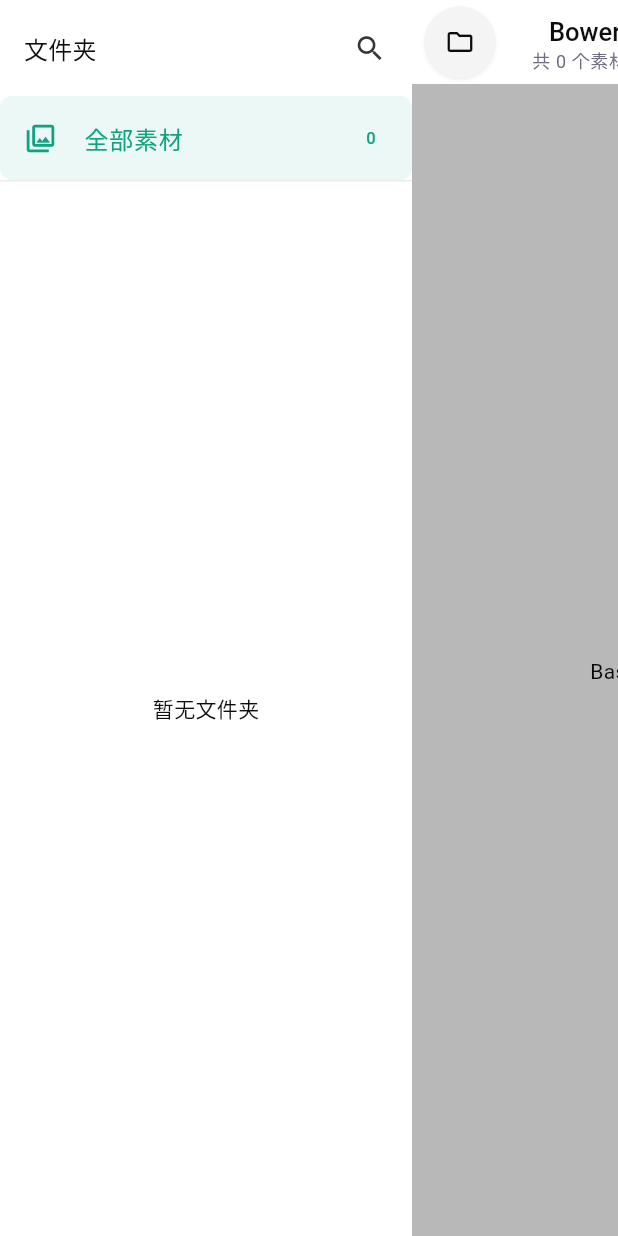
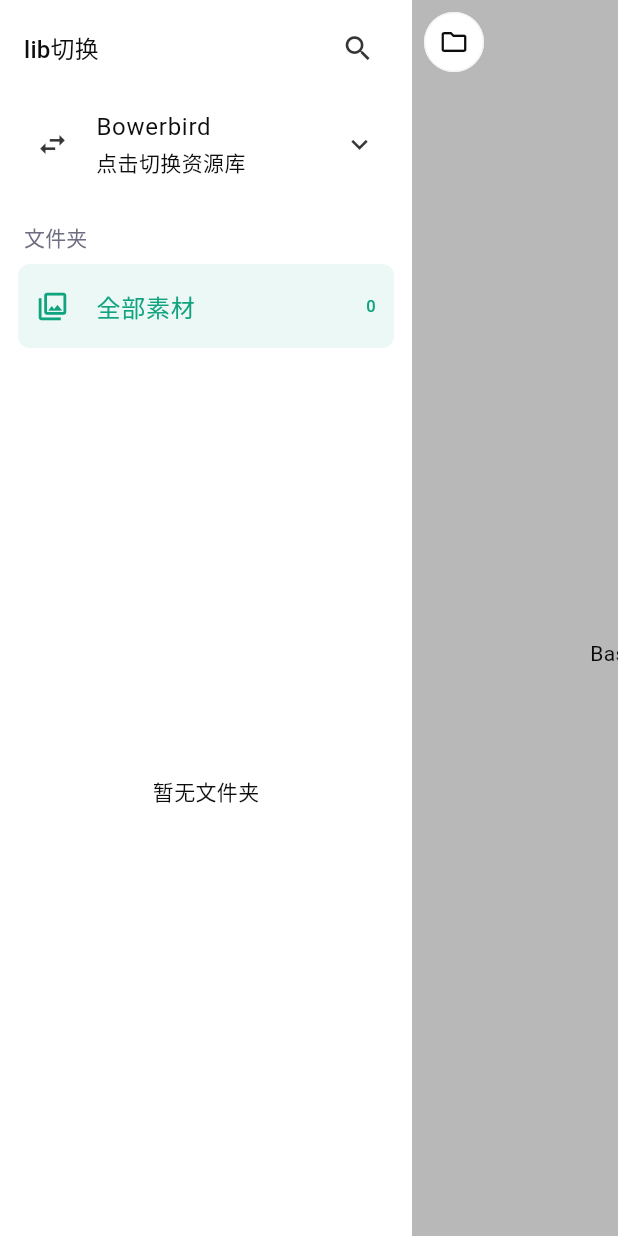
Before and after one commit to owocc/bowerbird, a Flutter app: the HomeScreen screen opened directly, after a tap on the "folder" icon, on a phone screen of 412 x 824 dp. Run offline on Flutter 3.47's test engine with Material 3 defaults, Android fonts, the phone set to English and light mode, and no system bars; our stand-ins replace app_links, flutter_secure_storage, multicast_dns, photo_view, share_plus, video_player; missing offline and left inert: mobile_scanner; accounts and stored records are empty.

Commit message:
OWOC-14: floating gradient header, bordered chrome, sidebar lib switch
Move library switching into the folder drawer, restyle the overlay so it
covers main content while keeping header buttons above it, and make nested
folders collapsible.

Co-authored-by: multica-agent <github@multica.ai>

```diff
--- a/mobile/lib/screens/home_screen.dart
+++ b/mobile/lib/screens/home_screen.dart
@@ -324,10 +324,12 @@ class _HomeScreenState extends State<HomeScreen>
   }) {
     final theme = Theme.of(context);
     final button = Material(
-      color: theme.colorScheme.surfaceContainerLow,
-      shape: const CircleBorder(),
-      elevation: 1,
-      shadowColor: Colors.black26,
+      color: theme.colorScheme.surface,
+      elevation: 0,
+      shadowColor: Colors.transparent,
+      shape: CircleBorder(
+        side: BorderSide(color: theme.colorScheme.surfaceContainerLow),
+      ),
       child: InkWell(
         customBorder: const CircleBorder(),
         onTap: onPressed,
@@ -838,8 +840,7 @@ class _HomeScreenState extends State<HomeScreen>
     final grouped = _groupItemsByMonth(_items);
 
     final drawerWidth = _drawerWidth;
-    final topInset = MediaQuery.paddingOf(context).top;
-    final headerHeight = kToolbarHeight + topInset;
+    final libraryTitle = ApiService.instance.libraryName ?? 'Bowerbird';
     return Material(
       color: theme.colorScheme.surface,
       child: Stack(
@@ -859,99 +860,31 @@ class _HomeScreenState extends State<HomeScreen>
             );
           },
           child: Scaffold(
+      extendBodyBehindAppBar: true,
       appBar: AppBar(
-        backgroundColor: theme.colorScheme.surface,
+        backgroundColor: Colors.transparent,
+        elevation: 0,
+        scrolledUnderElevation: 0,
+        surfaceTintColor: Colors.transparent,
         centerTitle: true,
-        leading: Padding(
-          padding: const EdgeInsets.only(left: 8),
-          child: _roundIconButton(
-            icon: Icons.folder_outlined,
-            tooltip: '文件夹',
-            onPressed: () => _snapDrawer(open: !_drawerOpen),
-          ),
-        ),
-        title: InkWell(
-          borderRadius: BorderRadius.circular(8),
-          onTap: _showLibraryPicker,
-          child: Padding(
-            padding: const EdgeInsets.symmetric(vertical: 4, horizontal: 8),
-            child: Column(
-              mainAxisSize: MainAxisSize.min,
-              children: [
-                Row(
-                  mainAxisSize: MainAxisSize.min,
-                  children: [
-                    Flexible(
-                      child: Text(
-                        ApiService.instance.libraryName ?? 'Bowerbird',
-                        style: const TextStyle(fontWeight: FontWeight.w500, fontSize: 17),
-                        overflow: TextOverflow.ellipsis,
-                      ),
-                    ),
-                    const Icon(Icons.arrow_drop_down, size: 20),
-                  ],
-                ),
-                Text(
-                  '共 $_totalCount 个素材 • 点击切库',
-                  style: theme.textTheme.bodySmall?.copyWith(color: theme.colorScheme.outline),
-                ),
+        automaticallyImplyLeading: false,
+        flexibleSpace: DecoratedBox(
+          decoration: BoxDecoration(
+            gradient: LinearGradient(
+              begin: Alignment.topCenter,
+              end: Alignment.bottomCenter,
+              colors: [
+                theme.colorScheme.surface,
+                theme.colorScheme.surface.withValues(alpha: 0),
               ],
             ),
           ),
         ),
-        actions: [
-          Padding(
-            padding: const EdgeInsets.only(right: 6),
-            child: _roundIconButton(
-              icon: Icons.filter_list,
-              tooltip: '筛选',
-              onPressed: _openFilterSheet,
-              badgeChild: Badge(
-                isLabelVisible: _query.toQueryString().isNotEmpty,
-                child: _roundIconButton(
-                  icon: Icons.filter_list,
-                  onPressed: _openFilterSheet,
-                ),
-              ),
-            ),
-          ),
-          Padding(
-            padding: const EdgeInsets.only(right: 6),
-            child: Badge.count(
-              count: _inboxCount,
-              isLabelVisible: _inboxCount > 0,
-              child: _roundIconButton(
-                icon: Icons.inbox_outlined,
-                tooltip: '收件箱',
-                onPressed: () {
-                  Navigator.of(context).push(
-                    MaterialPageRoute(builder: (_) => const InboxScreen()),
-                  );
-                },
-              ),
-            ),
-          ),
-          Padding(
-            padding: const EdgeInsets.only(right: 6),
-            child: _roundIconButton(
-              icon: Icons.search,
-              tooltip: 'Search & Filter',
-              onPressed: () {
-                Navigator.of(context).push(
-                  MaterialPageRoute(builder: (_) => const SearchScreen()),
-                );
-              },
-            ),
-          ),
-          Padding(
-            padding: const EdgeInsets.only(right: 10),
-            child: _roundIconButton(
-              icon: Icons.wifi_off_outlined,
-              tooltip: 'Disconnect',
-              onPressed: _disconnect,
-            ),
-          ),
-        ],
+        title: Text(
+          libraryTitle,
+          style: const TextStyle(fontWeight: FontWeight.w500, fontSize: 17),
+          overflow: TextOverflow.ellipsis,
+        ),
       ),
       body: GestureDetector(
               onHorizontalDragUpdate: _drawerInteractable ? _onDrawerHorizontalUpdate : null,
@@ -973,7 +906,7 @@ class _HomeScreenState extends State<HomeScreen>
         child: _errorMessage != null && _items.isEmpty
             ? Center(
                 child: Padding(
-                  padding: const EdgeInsets.all(24),
+                  padding: EdgeInsets.fromLTRB(24, MediaQuery.paddingOf(context).top + kToolbarHeight, 24, 24),
                   child: Column(
                     mainAxisAlignment: MainAxisAlignment.center,
                     children: [
@@ -997,7 +930,7 @@ class _HomeScreenState extends State<HomeScreen>
             : _items.isEmpty && !_isLoading
                 ? Center(
                     child: Padding(
-                      padding: const EdgeInsets.all(32),
+                      padding: EdgeInsets.fromLTRB(32, MediaQuery.paddingOf(context).top + kToolbarHeight, 32, 32),
                       child: Text(
                         '资料库是空的',
                         style: theme.textTheme.titleMedium?.copyWith(
@@ -1011,6 +944,9 @@ class _HomeScreenState extends State<HomeScreen>
                     controller: _scrollController,
                     physics: const AlwaysScrollableScrollPhysics(),
                     slivers: [
+                      SliverToBoxAdapter(
+                        child: SizedBox(height: MediaQuery.paddingOf(context).top + kToolbarHeight),
+                      ),
                       ...grouped.entries.expand((entry) {
                         final monthName = entry.key;
                         final monthItems = entry.value;
@@ -1292,6 +1228,8 @@ class _HomeScreenState extends State<HomeScreen>
                 selectedFolderId: _query.folder,
                 totalCount: _totalCount,
                 onSelect: _selectFolder,
+                libraryName: libraryTitle,
+                onSwitchLibrary: _showLibraryPicker,
                 onSearch: () {
                   Navigator.of(context).push(
                     MaterialPageRoute(builder: (_) => const SearchScreen()),
@@ -1301,11 +1239,7 @@ class _HomeScreenState extends State<HomeScreen>
             ),
           ),
         ),
-        Positioned(
-          left: 0,
-          top: headerHeight,
-          right: 0,
-          bottom: 0,
+        Positioned.fill(
           child: AnimatedBuilder(
             animation: _drawer,
             builder: (context, _) {
@@ -1328,6 +1262,88 @@ class _HomeScreenState extends State<HomeScreen>
             },
           ),
         ),
+        Positioned(
+          top: 0,
+          left: 0,
+          right: 0,
+          child: AnimatedBuilder(
+            animation: _drawer,
+            builder: (context, child) {
+              final t = Curves.easeOutCubic.transform(_drawer.value);
+              return Transform.translate(
+                offset: Offset(drawerWidth * t, 0),
+                child: child,
+              );
+            },
+            child: SafeArea(
+            bottom: false,
+            child: SizedBox(
+              height: kToolbarHeight,
+              child: Padding(
+                padding: const EdgeInsets.symmetric(horizontal: 8),
+                child: Row(
+                  children: [
+                    _roundIconButton(
+                      icon: Icons.folder_outlined,
+                      tooltip: '文件夹',
+                      onPressed: () => _snapDrawer(open: !_drawerOpen),
+                    ),
+                    const Spacer(),
+                    Padding(
+                      padding: const EdgeInsets.only(right: 6),
+                      child: _roundIconButton(
+                        icon: Icons.filter_list,
+                        tooltip: '筛选',
+                        onPressed: _openFilterSheet,
+                        badgeChild: Badge(
+                          isLabelVisible: _query.toQueryString().isNotEmpty,
+                          child: _roundIconButton(
+                            icon: Icons.filter_list,
+                            onPressed: _openFilterSheet,
+                          ),
+                        ),
+                      ),
+                    ),
+                    Padding(
+                      padding: const EdgeInsets.only(right: 6),
+                      child: Badge.count(
+                        count: _inboxCount,
+                        isLabelVisible: _inboxCount > 0,
+                        child: _roundIconButton(
+                          icon: Icons.inbox_outlined,
+                          tooltip: '收件箱',
+                          onPressed: () {
+                            Navigator.of(context).push(
+                              MaterialPageRoute(builder: (_) => const InboxScreen()),
+                            );
+                          },
+                        ),
+                      ),
+                    ),
+                    Padding(
+                      padding: const EdgeInsets.only(right: 6),
+                      child: _roundIconButton(
+                        icon: Icons.search,
+                        tooltip: 'Search & Filter',
+                        onPressed: () {
+                          Navigator.of(context).push(
+                            MaterialPageRoute(builder: (_) => const SearchScreen()),
+                          );
+                        },
+                      ),
+                    ),
+                    _roundIconButton(
+                      icon: Icons.wifi_off_outlined,
+                      tooltip: 'Disconnect',
+                      onPressed: _disconnect,
+                    ),
+                  ],
+                ),
+              ),
+            ),
+            ),
+          ),
+        ),
       ],
     ),
     );
--- a/mobile/lib/widgets/folder_drawer.dart
+++ b/mobile/lib/widgets/folder_drawer.dart
@@ -8,6 +8,8 @@ class FolderDrawer extends StatelessWidget {
     required this.selectedFolderId,
     required this.totalCount,
     required this.onSelect,
+    required this.libraryName,
+    required this.onSwitchLibrary,
     this.onSearch,
   });
 
@@ -15,6 +17,8 @@ class FolderDrawer extends StatelessWidget {
   final String? selectedFolderId;
   final int totalCount;
   final ValueChanged<String?> onSelect;
+  final String libraryName;
+  final VoidCallback onSwitchLibrary;
   final VoidCallback? onSearch;
 
   @override
@@ -25,16 +29,18 @@ class FolderDrawer extends StatelessWidget {
       child: SafeArea(
         top: true,
         bottom: true,
+        child: Padding(
+          padding: const EdgeInsets.symmetric(horizontal: 12),
           child: Column(
             crossAxisAlignment: CrossAxisAlignment.stretch,
             children: [
               Padding(
-              padding: const EdgeInsets.fromLTRB(16, 8, 4, 8),
+                padding: const EdgeInsets.fromLTRB(4, 8, 0, 4),
                 child: Row(
                   children: [
                     Expanded(
                       child: Text(
-                      '文件夹',
+                        'lib切换',
                         style: theme.textTheme.titleMedium,
                       ),
                     ),
@@ -47,40 +53,143 @@ class FolderDrawer extends StatelessWidget {
                 ),
               ),
               ListTile(
+                contentPadding: const EdgeInsets.symmetric(horizontal: 12),
+                leading: const Icon(Icons.swap_horiz),
+                title: Text(
+                  libraryName,
+                  maxLines: 1,
+                  overflow: TextOverflow.ellipsis,
+                ),
+                subtitle: const Text('点击切换资源库'),
+                trailing: const Icon(Icons.keyboard_arrow_down),
+                onTap: onSwitchLibrary,
+              ),
+              Padding(
+                padding: const EdgeInsets.fromLTRB(4, 16, 4, 8),
+                child: Text(
+                  '文件夹',
+                  style: theme.textTheme.labelLarge?.copyWith(
+                    color: theme.colorScheme.outline,
+                  ),
+                ),
+              ),
+              ListTile(
+                contentPadding: const EdgeInsets.symmetric(horizontal: 12),
                 leading: const Icon(Icons.photo_library_outlined),
                 title: const Text('全部素材'),
                 trailing: Text('$totalCount'),
                 selected: selectedFolderId == null,
                 onTap: () => onSelect(null),
               ),
-            const Divider(height: 1),
               Expanded(
                 child: folders.isEmpty
                     ? const Center(child: Text('暂无文件夹'))
                     : ListView(
+                        padding: const EdgeInsets.only(bottom: 16),
                         children: [
-                        for (final folder in folders) ..._tiles(folder, 0, theme),
+                          for (final folder in folders)
+                            _FolderNode(
+                              folder: folder,
+                              selectedFolderId: selectedFolderId,
+                              onSelect: onSelect,
+                              depth: 0,
+                            ),
                         ],
                       ),
               ),
             ],
           ),
         ),
+      ),
     );
   }
+}
 
-  List<Widget> _tiles(MobileFolder folder, int depth, ThemeData theme) {
-    final selected = selectedFolderId == folder.id;
-    return [
+class _FolderNode extends StatefulWidget {
+  const _FolderNode({
+    required this.folder,
+    required this.selectedFolderId,
+    required this.onSelect,
+    required this.depth,
+  });
+
+  final MobileFolder folder;
+  final String? selectedFolderId;
+  final ValueChanged<String?> onSelect;
+  final int depth;
+
+  @override
+  State<_FolderNode> createState() => _FolderNodeState();
+}
+
+class _FolderNodeState extends State<_FolderNode> {
+  late bool _expanded;
+
+  bool _containsSelected(MobileFolder node) {
+    if (node.id == widget.selectedFolderId) return true;
+    return node.children.any(_containsSelected);
+  }
+
+  @override
+  void initState() {
+    super.initState();
+    _expanded = _containsSelected(widget.folder);
+  }
+
+  @override
+  Widget build(BuildContext context) {
+    final folder = widget.folder;
+    final selected = widget.selectedFolderId == folder.id;
+    final hasChildren = folder.children.isNotEmpty;
+
+    return Padding(
+      padding: EdgeInsets.only(left: widget.depth * 12.0),
+      child: Column(
+        children: [
           ListTile(
-        contentPadding: EdgeInsets.only(left: 16.0 + depth * 16, right: 16),
+            contentPadding: const EdgeInsets.symmetric(horizontal: 12),
             leading: Icon(selected ? Icons.folder : Icons.folder_outlined),
             title: Text(folder.name),
-        trailing: Text('${folder.itemCount}'),
             selected: selected,
-        onTap: () => onSelect(folder.id),
+            trailing: Row(
+              mainAxisSize: MainAxisSize.min,
+              children: [
+                Text('${folder.itemCount}'),
+                if (hasChildren)
+                  IconButton(
+                    visualDensity: VisualDensity.compact,
+                    tooltip: _expanded ? '折叠' : '展开',
+                    onPressed: () => setState(() => _expanded = !_expanded),
+                    icon: AnimatedRotation(
+                      turns: _expanded ? 0.5 : 0,
+                      duration: const Duration(milliseconds: 180),
+                      child: const Icon(Icons.expand_more, size: 20),
                     ),
-      for (final child in folder.children) ..._tiles(child, depth + 1, theme),
-    ];
+                  ),
+              ],
+            ),
+            onTap: () => widget.onSelect(folder.id),
+          ),
+          if (hasChildren)
+            AnimatedCrossFade(
+              duration: const Duration(milliseconds: 180),
+              crossFadeState:
+                  _expanded ? CrossFadeState.showFirst : CrossFadeState.showSecond,
+              firstChild: Column(
+                children: [
+                  for (final child in folder.children)
+                    _FolderNode(
+                      folder: child,
+                      selectedFolderId: widget.selectedFolderId,
+                      onSelect: widget.onSelect,
+                      depth: 1,
+                    ),
+                ],
+              ),
+              secondChild: const SizedBox(width: double.infinity),
+            ),
+        ],
+      ),
+    );
   }
 }
```
Lines whose indentation alone changed are shown as unchanged.
